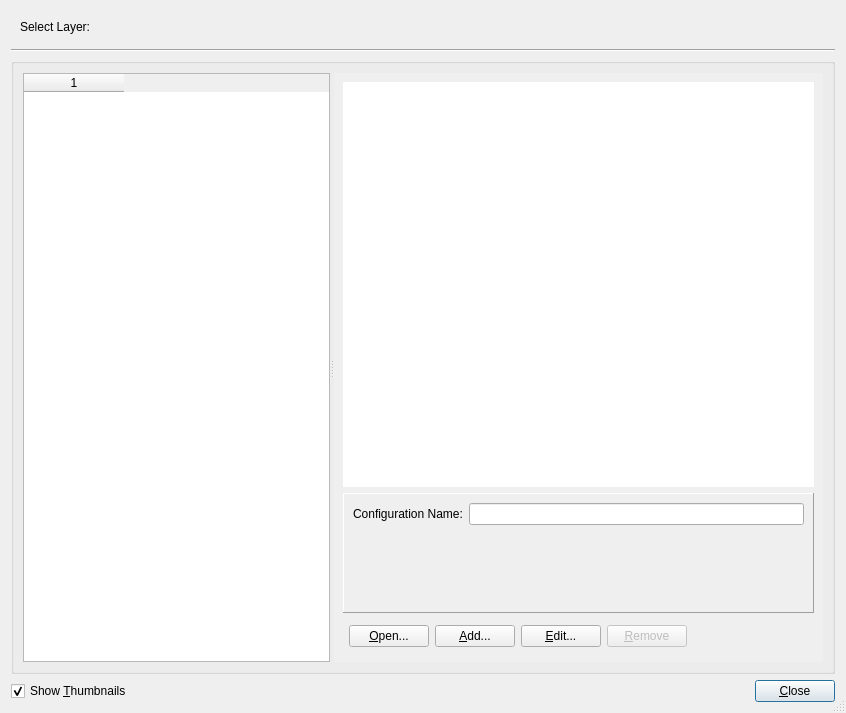
This is src/qt-widgets/DrawStyleDialogUi.ui in GPlates/GPlates as Qt 5 draws it before an edit. The edited form follows.
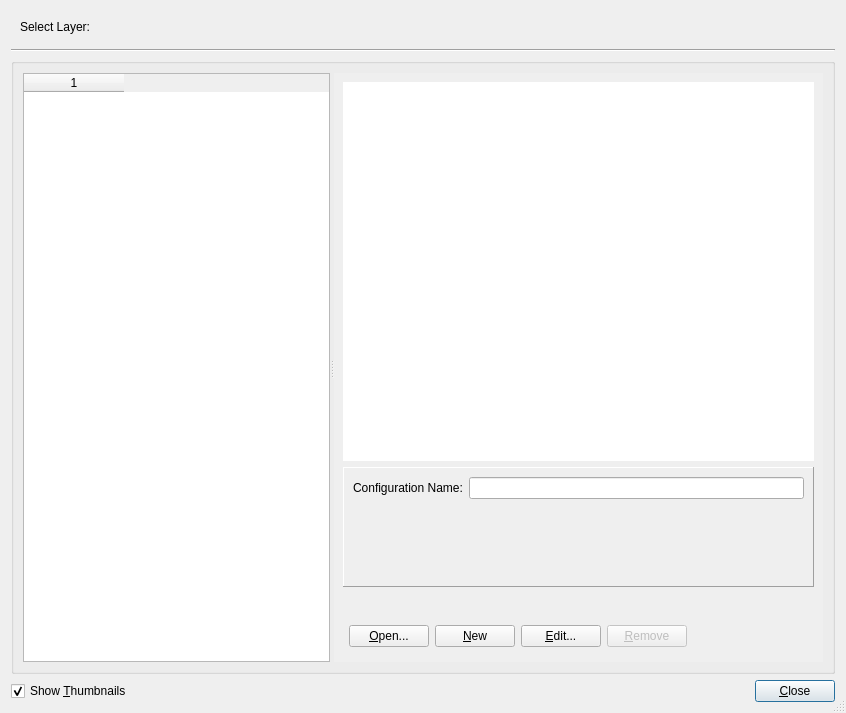
This is the edited form. Icons and pictures are not drawn.

Commit message: Show the ramp a colour style produces, and how to make it your own

What changed in the file:
```diff
--- a/src/qt-widgets/DrawStyleDialogUi.ui
+++ b/src/qt-widgets/DrawStyleDialogUi.ui
@@ -199,6 +199,26 @@
             </widget>
            </widget>
           </item>
+          <item>
+           <widget class="QWidget" name="gradient_bar_placeholder" native="true">
+            <property name="sizePolicy">
+             <sizepolicy hsizetype="Expanding" vsizetype="Fixed">
+              <horstretch>0</horstretch>
+              <verstretch>0</verstretch>
+             </sizepolicy>
+            </property>
+           </widget>
+          </item>
+          <item>
+           <widget class="QLabel" name="style_hint_label">
+            <property name="text">
+             <string/>
+            </property>
+            <property name="wordWrap">
+             <bool>true</bool>
+            </property>
+           </widget>
+          </item>
           <item>
            <widget class="QWidget" name="widget" native="true">
             <layout class="QHBoxLayout" name="horizontalLayout_4">
@@ -217,7 +237,10 @@
                <item>
                 <widget class="QPushButton" name="add_button">
                  <property name="text">
-                  <string>&amp;Add...</string>
+                  <string>&amp;New</string>
+                 </property>
+                 <property name="toolTip">
+                  <string>Create an editable copy of the selected style.</string>
                  </property>
                 </widget>
                </item>
```
The commit also changes 3 other files.
